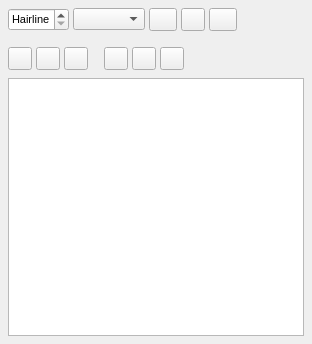
The window that scribus/ui/propertiespalette_linebase.ui (scribusproject/scribus) describes before a commit, drawn with Qt 5.
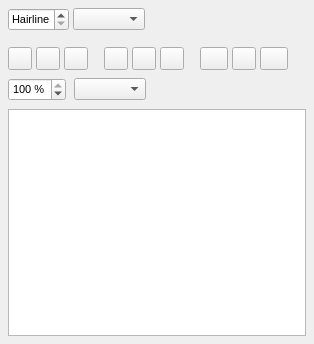
The same window after the commit. Custom widgets are drawn as their Qt base class.

Commit message: Patch from Martin Reininger to update minimum doc size, fix tab orders etc, plus add icons for palette tabs, switch widget, etc

The edit to the form file:
```diff
--- a/scribus/ui/propertiespalette_linebase.ui
+++ b/scribus/ui/propertiespalette_linebase.ui
@@ -6,7 +6,7 @@
    <rect>
     <x>0</x>
     <y>0</y>
-    <width>312</width>
+    <width>314</width>
     <height>344</height>
    </rect>
   </property>
@@ -120,80 +120,6 @@
        </layout>
       </widget>
      </item>
-     <item>
-      <widget class="FormWidget" name="lineMarkerLabel">
-       <property name="sizePolicy">
-        <sizepolicy hsizetype="Preferred" vsizetype="Maximum">
-         <horstretch>0</horstretch>
-         <verstretch>0</verstretch>
-        </sizepolicy>
-       </property>
-       <property name="label" stdset="0">
-        <string>Marker</string>
-       </property>
-       <property name="font">
-        <font>
-         <pointsize>8</pointsize>
-        </font>
-       </property>
-       <layout class="QHBoxLayout" name="horizontalLayout">
-        <property name="spacing">
-         <number>4</number>
-        </property>
-        <property name="leftMargin">
-         <number>0</number>
-        </property>
-        <property name="topMargin">
-         <number>0</number>
-        </property>
-        <property name="rightMargin">
-         <number>0</number>
-        </property>
-        <property name="bottomMargin">
-         <number>0</number>
-        </property>
-        <item>
-         <widget class="QToolButton" name="buttonMarkerStart">
-          <property name="text">
-           <string/>
-          </property>
-          <property name="iconSize">
-           <size>
-            <width>20</width>
-            <height>16</height>
-           </size>
-          </property>
-          <property name="popupMode">
-           <enum>QToolButton::InstantPopup</enum>
-          </property>
-         </widget>
-        </item>
-        <item>
-         <widget class="QToolButton" name="buttonSwapMarker">
-          <property name="text">
-           <string/>
-          </property>
-         </widget>
-        </item>
-        <item>
-         <widget class="QToolButton" name="buttonMarkerEnd">
-          <property name="text">
-           <string/>
-          </property>
-          <property name="iconSize">
-           <size>
-            <width>20</width>
-            <height>16</height>
-           </size>
-          </property>
-          <property name="popupMode">
-           <enum>QToolButton::InstantPopup</enum>
-          </property>
-         </widget>
-        </item>
-       </layout>
-      </widget>
-     </item>
      <item>
       <spacer name="horizontalSpacer_2">
        <property name="orientation">
@@ -357,6 +283,80 @@
        </layout>
       </widget>
      </item>
+     <item>
+      <widget class="FormWidget" name="lineMarkerLabel">
+       <property name="sizePolicy">
+        <sizepolicy hsizetype="Preferred" vsizetype="Maximum">
+         <horstretch>0</horstretch>
+         <verstretch>0</verstretch>
+        </sizepolicy>
+       </property>
+       <property name="label" stdset="0">
+        <string>Marker</string>
+       </property>
+       <property name="font">
+        <font>
+         <pointsize>8</pointsize>
+        </font>
+       </property>
+       <layout class="QHBoxLayout" name="horizontalLayout">
+        <property name="spacing">
+         <number>4</number>
+        </property>
+        <property name="leftMargin">
+         <number>0</number>
+        </property>
+        <property name="topMargin">
+         <number>0</number>
+        </property>
+        <property name="rightMargin">
+         <number>0</number>
+        </property>
+        <property name="bottomMargin">
+         <number>0</number>
+        </property>
+        <item>
+         <widget class="QToolButton" name="buttonMarkerStart">
+          <property name="text">
+           <string/>
+          </property>
+          <property name="iconSize">
+           <size>
+            <width>20</width>
+            <height>16</height>
+           </size>
+          </property>
+          <property name="popupMode">
+           <enum>QToolButton::InstantPopup</enum>
+          </property>
+         </widget>
+        </item>
+        <item>
+         <widget class="QToolButton" name="buttonSwapMarker">
+          <property name="text">
+           <string/>
+          </property>
+         </widget>
+        </item>
+        <item>
+         <widget class="QToolButton" name="buttonMarkerEnd">
+          <property name="text">
+           <string/>
+          </property>
+          <property name="iconSize">
+           <size>
+            <width>20</width>
+            <height>16</height>
+           </size>
+          </property>
+          <property name="popupMode">
+           <enum>QToolButton::InstantPopup</enum>
+          </property>
+         </widget>
+        </item>
+       </layout>
+      </widget>
+     </item>
      <item>
       <spacer name="horizontalSpacer_3">
        <property name="orientation">
@@ -372,6 +372,106 @@
      </item>
     </layout>
    </item>
+   <item>
+    <layout class="QHBoxLayout" name="horizontalLayout_6">
+     <item>
+      <widget class="FormWidget" name="lineOpacityLabel">
+       <property name="sizePolicy">
+        <sizepolicy hsizetype="Preferred" vsizetype="Maximum">
+         <horstretch>0</horstretch>
+         <verstretch>0</verstretch>
+        </sizepolicy>
+       </property>
+       <property name="label" stdset="0">
+        <string>Opacity</string>
+       </property>
+       <property name="font">
+        <font>
+         <pointsize>8</pointsize>
+        </font>
+       </property>
+       <layout class="QHBoxLayout" name="horizontalLayout_8">
+        <property name="leftMargin">
+         <number>0</number>
+        </property>
+        <property name="topMargin">
+         <number>0</number>
+        </property>
+        <property name="rightMargin">
+         <number>0</number>
+        </property>
+        <property name="bottomMargin">
+         <number>0</number>
+        </property>
+        <item>
+         <widget class="ScrSpinBox" name="numberOpacity">
+          <property name="suffix">
+           <string> %</string>
+          </property>
+          <property name="decimals">
+           <number>0</number>
+          </property>
+          <property name="maximum">
+           <double>100.000000000000000</double>
+          </property>
+          <property name="value">
+           <double>100.000000000000000</double>
+          </property>
+         </widget>
+        </item>
+       </layout>
+      </widget>
+     </item>
+     <item>
+      <widget class="FormWidget" name="lineBlendmodeLabel">
+       <property name="sizePolicy">
+        <sizepolicy hsizetype="Preferred" vsizetype="Maximum">
+         <horstretch>0</horstretch>
+         <verstretch>0</verstretch>
+        </sizepolicy>
+       </property>
+       <property name="label" stdset="0">
+        <string>Blendmode</string>
+       </property>
+       <property name="font">
+        <font>
+         <pointsize>8</pointsize>
+        </font>
+       </property>
+       <layout class="QHBoxLayout" name="horizontalLayout_7">
+        <property name="leftMargin">
+         <number>0</number>
+        </property>
+        <property name="topMargin">
+         <number>0</number>
+        </property>
+        <property name="rightMargin">
+         <number>0</number>
+        </property>
+        <property name="bottomMargin">
+         <number>0</number>
+        </property>
+        <item>
+         <widget class="ComboBlendMode" name="comboBlendmode"/>
+        </item>
+       </layout>
+      </widget>
+     </item>
+     <item>
+      <spacer name="horizontalSpacer">
+       <property name="orientation">
+        <enum>Qt::Horizontal</enum>
+       </property>
+       <property name="sizeHint" stdset="0">
+        <size>
+         <width>0</width>
+         <height>0</height>
+        </size>
+       </property>
+      </spacer>
+     </item>
+    </layout>
+   </item>
    <item>
     <widget class="QListWidget" name="lineStyles"/>
    </item>
@@ -400,6 +500,11 @@
    <header>ui/dasheditor.h</header>
    <container>1</container>
   </customwidget>
+  <customwidget>
+   <class>ComboBlendMode</class>
+   <extends>QComboBox</extends>
+   <header>ui/widgets/combo_blendmode.h</header>
+  </customwidget>
  </customwidgets>
  <resources/>
  <connections/>
```
Left out of the diff: 16 changed lines with no effect on the pictures. The commit also changes 29 other files.
